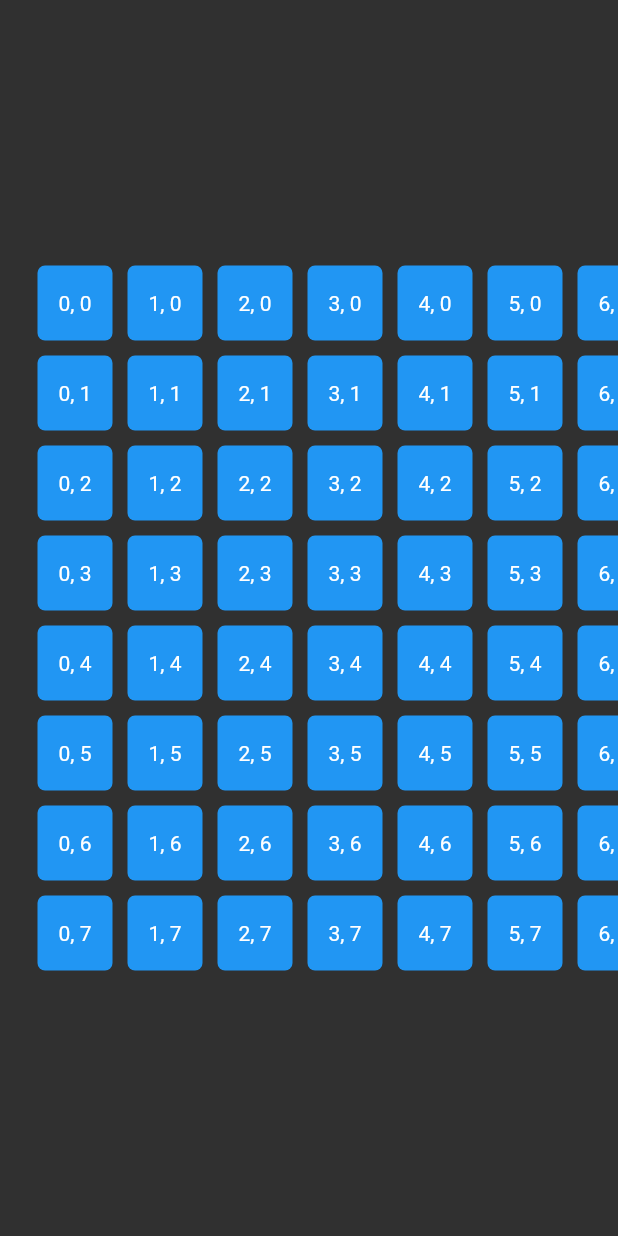
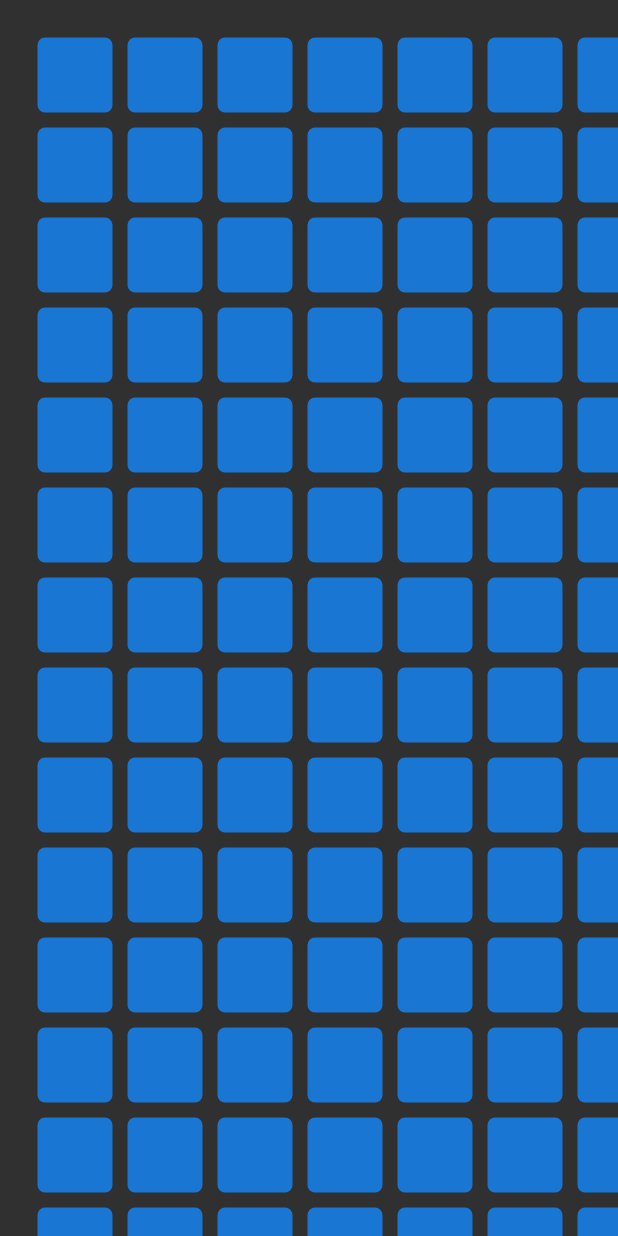
Before and after one commit to sebh0602/minesweeper, a Flutter app: the screen it shows after launch, on a phone screen of 412 x 824 dp. Run offline on Flutter 3.47's test engine with Material 2 defaults, Android fonts, the light colour scheme and no system bars.

Commit message:
Add basic gameplay

```diff
--- a/lib/main.dart
+++ b/lib/main.dart
@@ -13,10 +13,14 @@ class MyApp extends StatelessWidget {
 		return ChangeNotifierProvider(
 			create: (context) => MineSweeper(),
 			child:MaterialApp(
-				title: 'Flutter Demo',
+				title: 'minesweeper',
 				theme: ThemeData(
-					primarySwatch: Colors.indigo,
-					brightness: Brightness.dark
+					colorScheme: ColorScheme.dark(
+						primary:Colors.blueGrey[400],
+						primaryVariant: Colors.blueGrey[700],
+						secondary: Colors.blue[300],
+						secondaryVariant: Colors.blue[700]
+					)
 				),
 				home: Scaffold(
 					body:Center(
@@ -24,7 +28,7 @@ class MyApp extends StatelessWidget {
 							builder:(context,constraints){
 								return InteractiveViewer(
 									constrained: false,
-									//boundaryMargin: EdgeInsets.all(150),
+									boundaryMargin: EdgeInsets.all(150),
 									minScale: 0.1,
 									maxScale: 2,
 									clipBehavior: Clip.none,
@@ -61,32 +65,59 @@ class MyApp extends StatelessWidget {
 													containerHeight = viewportSize.height;
 												}
 											}
+
+											Widget fieldChild(int x, int y){
+												/*if (mineSweeper.getField(x,y)['bomb']){ //TEMP: remove later
+													return Icon(Icons.dangerous);
+												}*/
+
+												if (mineSweeper.getField(x,y)['flagged']){
+													return Icon(Icons.flag);
+												} else if (mineSweeper.getField(x,y)['covered'] || mineSweeper.getBombCount(x,y) == 0){
+													return null;
+												} else if (mineSweeper.getField(x,y)['bomb']){
+													return Icon(Icons.dangerous);
+												} else {
+													return Text('${mineSweeper.getBombCount(x, y)}');
+												}
+											}
+
 											return Container(
 												width:containerWidth,
 												height:containerHeight,
 												child:Center(
+
 													child:Row(
 														mainAxisAlignment: MainAxisAlignment.center,
 														crossAxisAlignment: CrossAxisAlignment.center,
 														mainAxisSize: MainAxisSize.min,
+
 														children: <Widget>[for (int x = 0; x < mineSweeper.cols; x++) Column(
 															mainAxisAlignment: MainAxisAlignment.center,
 															crossAxisAlignment: CrossAxisAlignment.center,
 															mainAxisSize: MainAxisSize.min,
+
 															children: <Widget>[for (int y = 0; y < mineSweeper.rows; y++) Container(
 																margin: EdgeInsets.all(boxMargin),
+
 																child:Ink(
 																	decoration: BoxDecoration(
 																		borderRadius: BorderRadius.circular(borderRadius),
-																		color:Colors.blue,
+																		color:(mineSweeper.getField(x,y)['covered']) ? (Theme.of(context).colorScheme.secondaryVariant) : (Theme.of(context).colorScheme.secondary),
 																	),
 																	width: boxSize,
 																	height: boxSize,
+
 																	child: InkWell(
-																		onTap:(){print('$x, $y');},
+																		onDoubleTap: (){
+																			mineSweeper.unCover(x, y);
+																		},
+																		onLongPress: (){
+																			mineSweeper.toggleFlag(x, y);
+																		},
 																		borderRadius: BorderRadius.all(Radius.circular(borderRadius)),
 																		child:Center(
-																			child:Text('$x, $y')
+																			child:fieldChild(x, y)
 																		),
 																	)
 																)
```
Also changed, not shown: lib/gameLogic.dart (+115 -2 lines).
